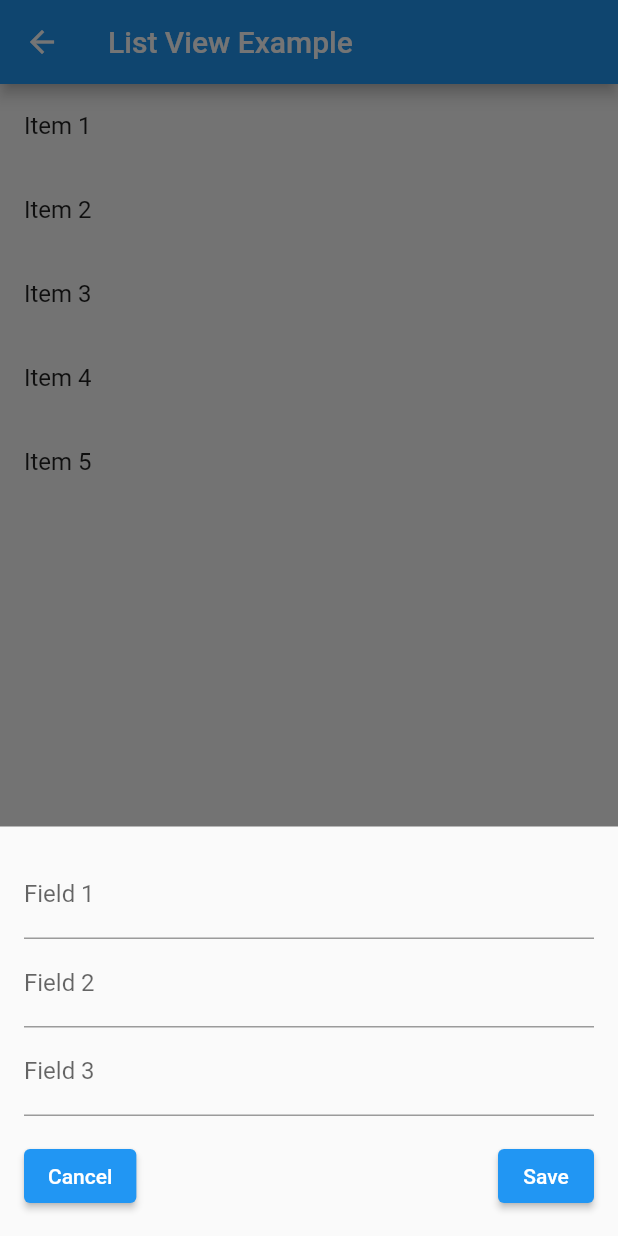
After one commit to hungfq/DDNC, a Flutter app: the MarkPage screen opened directly, after a tap on "Item 1", on a phone screen of 412 x 824 dp. The commit adds this screen. Run offline on Flutter 3.47's test engine with Material 2 defaults, Android fonts, the phone set to English and light mode, and no system bars; drawn by our look-alikes of pull_to_refresh; our stand-ins replace bloc_concurrency, chopper, easy_sidemenu, firebase_core, flutter_bloc, google_sign_in and 4 more; accounts and stored records are empty; generated files the repository leaves out were written again.

Commit message:
add some page

```diff
--- a/lib/commons/app_page.dart
+++ b/lib/commons/app_page.dart
@@ -23,9 +23,16 @@ class AppPages {
   static const String scheduleDetailPage = "schedule_detail_page";
 
 
-  // schedule
+  // committee
   static const String committeeListPage = "committee_list_page";
   static const String committeeDetailPage = "committee_detail_page";
+
+
+  // approve
+  static const String approveListPage = "approve_list_page";
+
+  // approve
+  static const String markListPage = "mark_list_page";
 
   static const String homePage = "home_page";
   static const String dashBoardPage = "dashboard_page";
--- /dev/null
+++ b/lib/ui/pages/admin/mark/mark_page.dart
@@ -0,0 +1,110 @@
+import 'package:flutter/material.dart';
+
+class MarkPage extends StatefulWidget {
+  @override
+  _MarkPageState createState() => _MarkPageState();
+}
+
+class _MarkPageState extends State<MarkPage> {
+  List<String> _items = [
+    'Item 1',
+    'Item 2',
+    'Item 3',
+    'Item 4',
+    'Item 5',
+  ];
+
+  @override
+  Widget build(BuildContext context) {
+    return Scaffold(
+      appBar: AppBar(
+        title: Text('List View Example'),
+      ),
+      body: ListView.builder(
+        itemCount: _items.length,
+        itemBuilder: (context, index) {
+          return ListTile(
+            title: Text(_items[index]),
+            onTap: () {
+              _showModal(context, _items[index]);
+            },
+          );
+        },
+      ),
+    );
+  }
+
+  void _showModal(BuildContext context, String item) {
+    String _field1Value = '';
+    String _field2Value = '';
+    String _field3Value = '';
+
+    showModalBottomSheet(
+      isScrollControlled: true,
+      context: context,
+      builder: (BuildContext context) {
+        return StatefulBuilder(
+          builder: (BuildContext context, StateSetter setState) {
+            return Container(
+              padding: MediaQuery.of(context).viewInsets,
+              child: Container(
+                padding: EdgeInsets.all(16.0),
+                child: Column(
+                  mainAxisSize: MainAxisSize.min,
+                  children: [
+                    TextField(
+                      decoration: InputDecoration(labelText: 'Field 1'),
+                      onChanged: (value) {
+                        setState(() {
+                          _field1Value = value;
+                        });
+                      },
+                    ),
+                    TextField(
+                      decoration: InputDecoration(labelText: 'Field 2'),
+                      onChanged: (value) {
+                        setState(() {
+                          _field2Value = value;
+                        });
+                      },
+                    ),
+                    TextField(
+                      decoration: InputDecoration(labelText: 'Field 3'),
+                      onChanged: (value) {
+                        setState(() {
+                          _field3Value = value;
+                        });
+                      },
+                    ),
+                    SizedBox(height: 16.0),
+                    Row(
+                      mainAxisAlignment: MainAxisAlignment.spaceBetween,
+                      children: [
+                        ElevatedButton(
+                          child: Text('Cancel'),
+                          onPressed: () {
+                            Navigator.pop(context);
+                          },
+                        ),
+                        ElevatedButton(
+                          child: Text('Save'),
+                          onPressed: () {
+                            // Do something with the field values here
+                            print('Field 1: $_field1Value');
+                            print('Field 2: $_field2Value');
+                            print('Field 3: $_field3Value');
+                            Navigator.pop(context);
+                          },
+                        ),
+                      ],
+                    ),
+                  ],
+                ),
+              ),
+            );
+          },
+        );
+      },
+    );
+  }
+}
```
Also changed, not shown: lib/app_router.dart (+22 -0 lines), lib/ui/pages/admin/approve/approve_page.dart (added, +98 -0 lines), lib/ui/pages/admin/schedule/schedule_detail/schedule_detail_page.dart (+8 -8 lines), lib/ui/pages/master/blocs/master_bloc.dart (+14 -0 lines).
